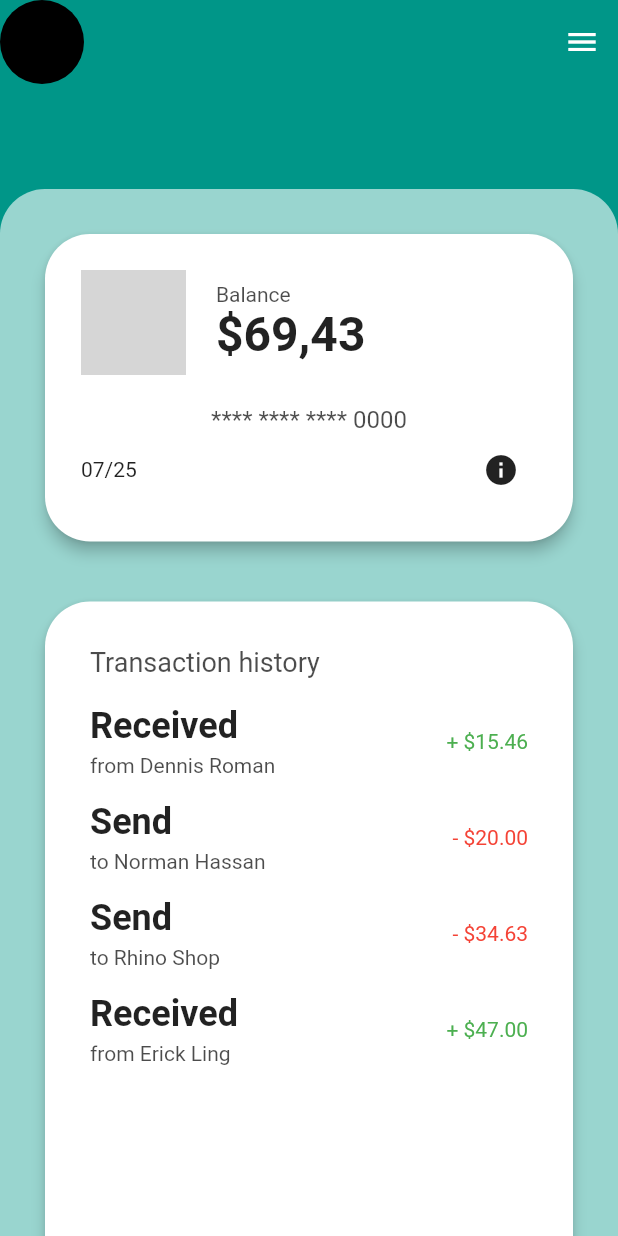
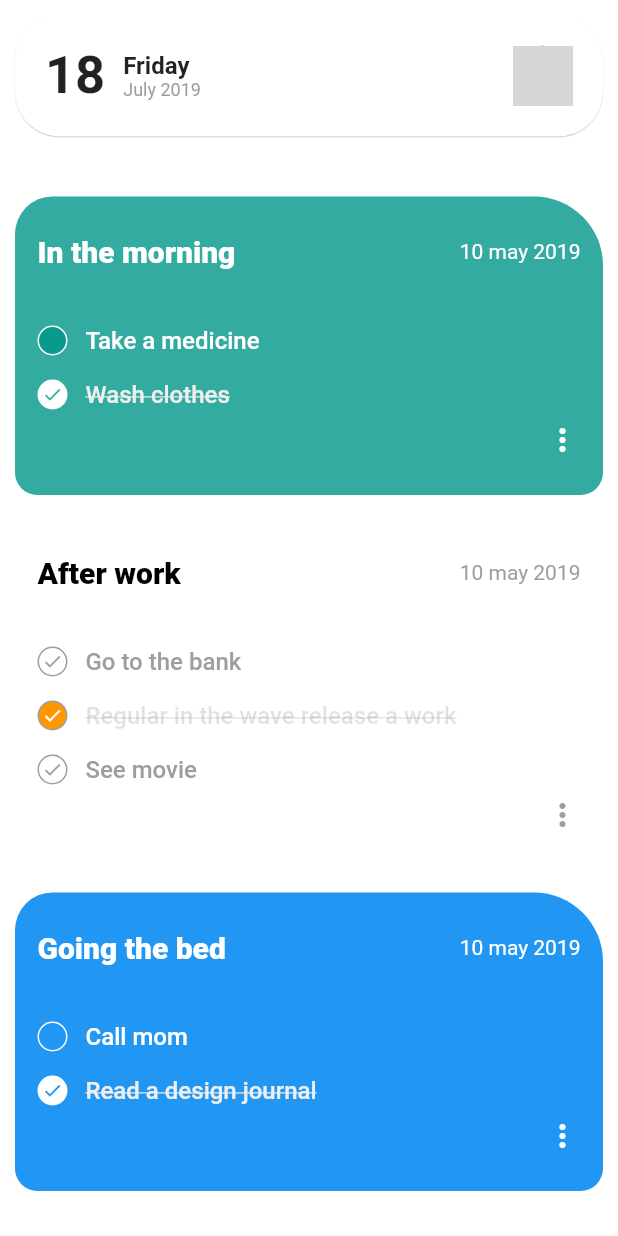
Before and after one commit to maslma/montda_app, a Flutter app: the screen it shows after launch, on a phone screen of 412 x 824 dp. Run offline on Flutter 3.47's test engine with Material 2 defaults, Android fonts, the phone set to English and light mode, and no system bars; network calls fail; grey boxes are pictures that could not be loaded.

Commit message:
add task2 design

```diff
--- a/lib/lec3/home_screen.dart
+++ b/lib/lec3/home_screen.dart
@@ -15,14 +15,6 @@ class HomeScreen extends StatelessWidget {
         centerTitle: true,
         elevation: 0,
         backgroundColor: Colors.teal,
-        leading: Container(
-          width: 10,
-          height: 10,
-          decoration: BoxDecoration(
-            shape: BoxShape.circle,
-            color: Colors.black,
-          ),
-        ),
       ),
       endDrawer: Drawer(),
       body: SafeArea(
--- a/lib/main.dart
+++ b/lib/main.dart
@@ -1,7 +1,7 @@
 import 'package:flutter/material.dart';
-import 'package:montada_app/lec3/home_screen.dart';
-import 'package:montada_app/login.dart';
-import 'package:montada_app/my_goals_screen.dart';
+import 'package:flutter/services.dart';
+import 'package:montada_app/task2/task2.dart';
+
 
 void main() {
   runApp(const MyApp());
@@ -13,10 +13,15 @@ class MyApp extends StatelessWidget {
   // This widget is the root of your application.
   @override
   Widget build(BuildContext context) {
-    return  const MaterialApp(
+    return  MaterialApp(
       debugShowCheckedModeBanner: false,
       title: 'Montda App',
-      home: HomeScreen(),
+      home: AnnotatedRegion<SystemUiOverlayStyle>(
+        value: SystemUiOverlayStyle.light.copyWith(
+          statusBarColor: Colors.transparent,
+        ),
+        child: const TaskScreen(),
+      ),
     );
   }
 }
--- /dev/null
+++ b/lib/task2/data/task_list.dart
@@ -0,0 +1,65 @@
+import 'package:flutter/material.dart';
+import 'package:montada_app/task2/data/task_model.dart';
+
+class TaskList {
+ static List<TaskModel> morning = [
+    TaskModel(
+      title: "Take a medicine",
+      isCompleted: false,
+      colorIcon: Colors.white,
+      textColorEnd: Colors.white,
+      textColorDone: Colors.grey.shade200,
+    ),
+    TaskModel(
+      title: "Wash clothes",
+      isCompleted: true,
+      colorIcon: Colors.white,
+      textColorEnd: Colors.white,
+      textColorDone: Colors.grey.shade200,
+    ),
+  ];
+
+ static List<TaskModel> afterWork = [
+    TaskModel(
+      title: "Go to the bank",
+      isCompleted: false,
+      colorIcon: Colors.orange,
+      textColorEnd: Colors.grey,
+      textColorDone: Colors.grey,
+      borderColor: Colors.grey,
+    ),
+    TaskModel(
+      title: "Regular in the wave release a work",
+      isCompleted: true,
+      colorIcon: Colors.orange,
+      textColorEnd: Colors.orange,
+      textColorDone: Colors.black12,
+      borderColor: Colors.white,
+    ),
+    TaskModel(
+      title: "See movie",
+      isCompleted: false,
+      colorIcon: Colors.orange,
+      textColorEnd: Colors.grey,
+      textColorDone: Colors.grey,
+      borderColor: Colors.grey,
+    ),
+  ];
+
+ static  List<TaskModel> goingToBed = [
+    TaskModel(
+      title: "Call mom",
+      isCompleted: false,
+      colorIcon: Colors.white,
+      textColorEnd: Colors.white,
+      textColorDone: Colors.grey.shade200,
+    ),
+    TaskModel(
+      title: "Read a design journal",
+      isCompleted: true,
+      colorIcon: Colors.white,
+      textColorEnd: Colors.white,
+      textColorDone: Colors.grey.shade200,
+    ),
+  ];
+}
--- /dev/null
+++ b/lib/task2/data/task_model.dart
@@ -0,0 +1,17 @@
+import 'package:flutter/material.dart';
+
+class TaskModel
+{
+  String title;
+  bool isCompleted;
+  Color colorIcon, textColorDone, textColorEnd , borderColor;
+
+  TaskModel({
+    required this.title,
+    required this.isCompleted,
+    required this.colorIcon,
+    required this.textColorDone,
+    required this.textColorEnd,
+    this.borderColor = Colors.white,
+  });
+}
--- /dev/null
+++ b/lib/task2/task2.dart
@@ -0,0 +1,93 @@
+import 'package:flutter/material.dart';
+import 'package:montada_app/task2/data/task_list.dart';
+import 'package:montada_app/task2/widget/select_task_widget.dart';
+
+class TaskScreen extends StatelessWidget {
+  const TaskScreen({Key? key}) : super(key: key);
+
+  @override
+  Widget build(BuildContext context) {
+    return Scaffold(
+      backgroundColor: Colors.white,
+      body: SafeArea(
+        child: Column(
+          children: [
+            Card(
+              elevation: 0.3,
+              margin: const EdgeInsets.all(10),
+              color: Colors.white,
+              shape: RoundedRectangleBorder(
+                  borderRadius: BorderRadius.circular(30)),
+              child: const Padding(
+                padding: EdgeInsets.all(20),
+                child: Row(
+                  children: [
+                    Text(
+                      "18",
+                      style: TextStyle(
+                        fontSize: 35,
+                        fontWeight: FontWeight.bold,
+                      ),
+                    ),
+                    SizedBox(width: 12),
+                    Column(
+                      crossAxisAlignment: CrossAxisAlignment.start,
+                      children: [
+                        Text(
+                          "Friday",
+                          style: TextStyle(
+                            fontSize: 16,
+                            fontWeight: FontWeight.bold,
+                          ),
+                        ),
+                        Text(
+                          "July 2019",
+                          style: TextStyle(
+                            fontSize: 12,
+                            color: Colors.grey,
+                          ),
+                        ),
+                      ],
+                    ),
+                    Spacer(),
+                    CircleAvatar(
+                      backgroundImage: NetworkImage(
+                          "https://img.freepik.com/free-photo/waist-up-portrait-handsome-serious-unshaven-male-keeps-hands-together-dressed-dark-blue-shirt-has-talk-with-interlocutor-stands-against-white-wall-self-confident-man-freelancer_273609-16320.jpg?w=996&t=st=1684744160~exp=1684744760~hmac=a4948dcf344c7216b8076891a7e1da225f9072affe0dd25012732bb06bc32481"),
+                    ),
+                  ],
+                ),
+              ),
+            ),
+            const SizedBox(
+              height: 30,
+            ),
+            SelectTaskWidget(
+              taskModel: TaskList.morning,
+                boxColor:  Colors.teal.withOpacity(0.8),
+                titleTask: "In the morning",
+
+            ),
+            const SizedBox(
+              height: 15,
+            ),
+            SelectTaskWidget(
+                taskModel: TaskList.afterWork,
+                titleTask: "After work",
+                boxColor: Colors.white,
+
+            ),
+            const SizedBox(
+              height: 15,
+            ),
+            SelectTaskWidget(
+                taskModel: TaskList.goingToBed,
+                titleTask: "Going the bed",
+                boxColor: Colors.blue,
+
+            ),
+          ],
+        ),
+      ),
+    );
+  }
+}
--- /dev/null
+++ b/lib/task2/widget/select_task_widget.dart
@@ -0,0 +1,104 @@
+import 'package:flutter/material.dart';
+import 'package:montada_app/task2/data/task_model.dart';
+
+class SelectTaskWidget extends StatelessWidget {
+  final List<TaskModel> taskModel;
+  final Color boxColor;
+  final String titleTask;
+
+
+
+  const SelectTaskWidget(
+      {Key? key,
+        required this.taskModel,
+        required this.boxColor,
+      required this.titleTask,
+      })
+      : super(key: key);
+
+  @override
+  Widget build(BuildContext context) {
+    return Container(
+      decoration: BoxDecoration(
+        color: boxColor,
+        borderRadius: const BorderRadius.only(
+          topRight: Radius.circular(46),
+          topLeft: Radius.circular(25),
+          bottomRight: Radius.circular(15),
+          bottomLeft: Radius.circular(15),
+        ),
+      ),
+      padding: const EdgeInsets.symmetric(horizontal: 15, vertical: 25),
+      margin: const EdgeInsets.symmetric(horizontal: 10),
+      child: Column(
+        crossAxisAlignment: CrossAxisAlignment.end,
+        children: [
+          Row(
+            children: [
+              Expanded(
+                child: Text(
+                  titleTask,
+                  style: TextStyle(
+                    color: titleTask == "After work" ? Colors.black :  Colors.white,
+                    fontWeight: FontWeight.w800,
+                    fontSize: 20,
+                  ),
+                ),
+              ),
+              Text(
+                "10 may 2019",
+                style: TextStyle(
+                  color: titleTask == "After work" ? Colors.grey : Colors.white,
+                ),
+              ),
+            ],
+          ),
+          const SizedBox(height: 30),
+          Column(
+            children: taskModel
+                .map((element) => Row(
+              children: [
+                Container(
+                  margin: const EdgeInsets.symmetric(vertical: 8),
+                  decoration:titleTask == "After work"  ?BoxDecoration(
+                    color: element.isCompleted ? Colors.orange : boxColor,
+                    border: Border.all(color:titleTask == "After work" ? Colors.grey: Colors.white),
+                    shape: BoxShape.circle,
+                  ):BoxDecoration(
+                    color: element.isCompleted ? Colors.white : boxColor,
+                    border: Border.all(color:titleTask == "After work" ? Colors.grey: Colors.white),
+                    shape: BoxShape.circle,
+                  ),
+                  width: 20,
+                  height: 20,
+                  child: Icon(
+                    Icons.done,
+                    color: titleTask == "After work"
+                        ? element.borderColor
+                        : boxColor,
+                    size: 14,
+                  ),
+                ),
+                const SizedBox(width: 12),
+                Text(
+                  element.title,
+                  style: TextStyle(
+                    color: element.isCompleted
+                        ? element.textColorDone
+                        : element.textColorEnd,
+                    fontSize: 16,
+                    fontWeight: FontWeight.w500,
+                    decoration:
+                    element.isCompleted ? TextDecoration.lineThrough : null,
+                  ),
+                ),
+              ],
+            ))
+                .toList(),
+          ),
+          boxColor ==Colors.white?Icon(Icons.more_vert,color: Colors.grey,) :Icon(Icons.more_vert,color: Colors.white,)
+        ],
+      ),
+    );
+  }
+}
```
Also changed, not shown: assets/images/comp_icon.png (added), lib/lec2/my_goals_screen.dart (renamed from lib/my_goals_screen.dart), lib/task1/login.dart (renamed from lib/login.dart).
